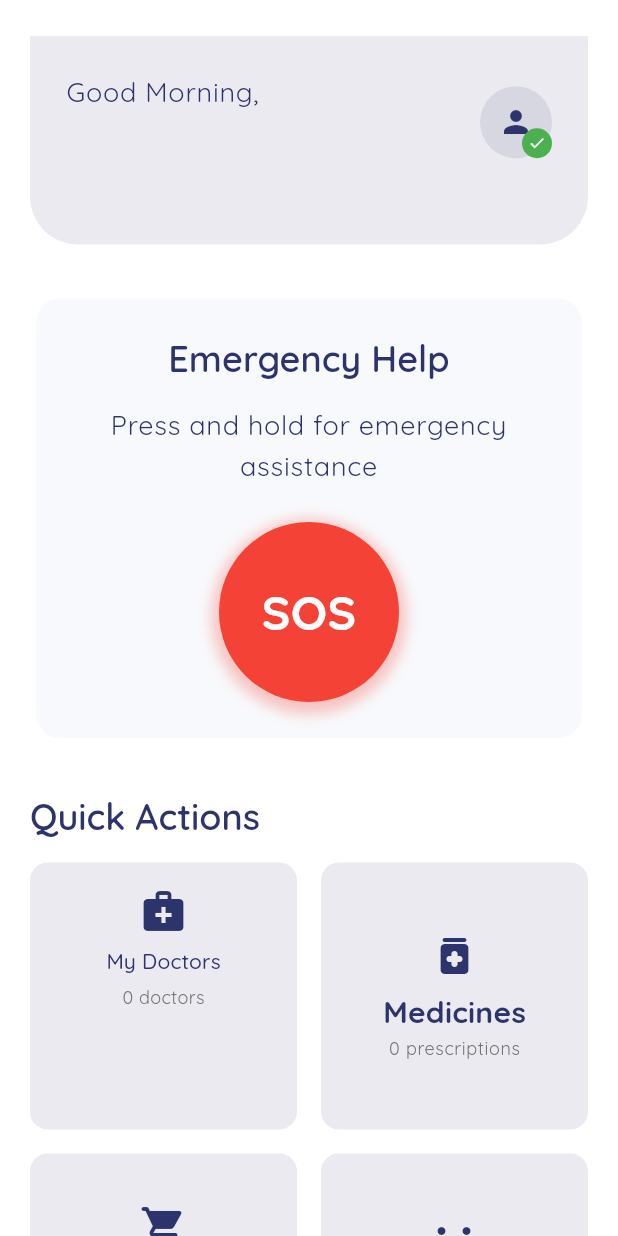
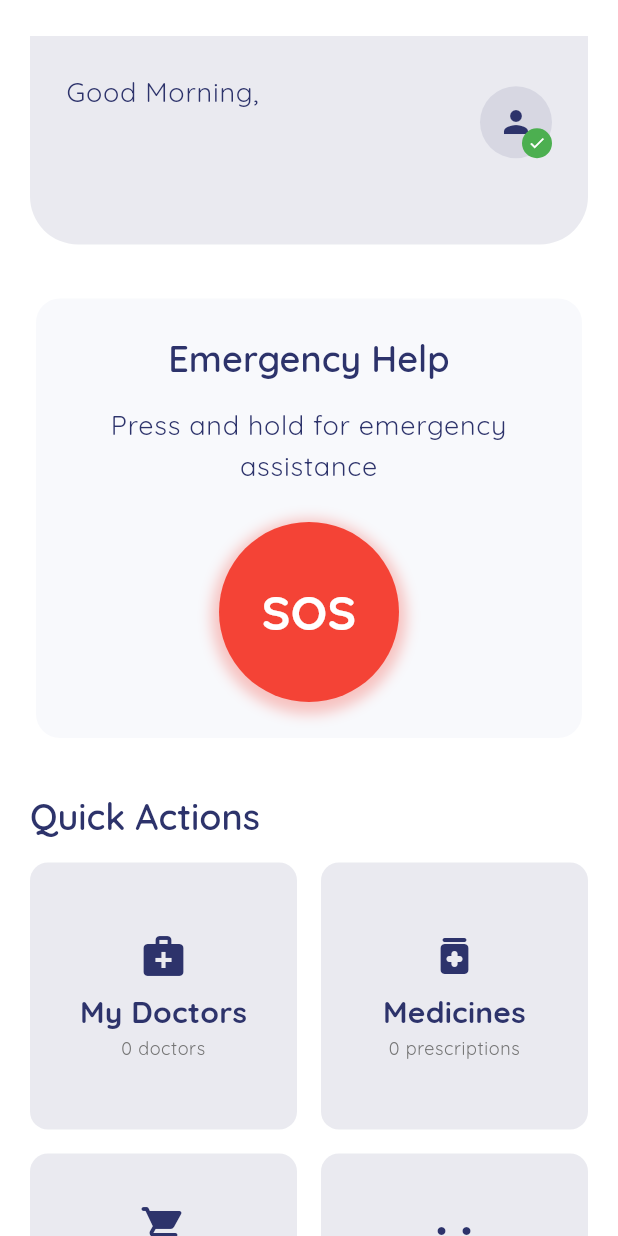
Before and after one commit to kichuman28/Wise-Care, a Flutter app: the HomeScreen screen opened directly, on a phone screen of 412 x 824 dp. Run offline on Flutter 3.47's test engine with Material 3 defaults, Android fonts, the phone set to English and light mode, and no system bars; our stand-ins replace battery_plus, cloud_firestore, connectivity_plus, device_info_plus, file_picker, firebase_auth and 7 more; missing offline and left inert: cloudinary_public, health; accounts and stored records are empty; network calls fail.

Commit message:
Refactor Quick Action Buttons with Reusable QuickActionButton Widget

```diff
--- a/lib/ui/widgets/doctor_quick_action_button.dart
+++ b/lib/ui/widgets/doctor_quick_action_button.dart
@@ -6,6 +6,7 @@ import '../../core/providers/auth_provider.dart';
 import '../../core/models/booking_model.dart';
 import '../../core/models/doctor_model.dart';
 import '../screens/doctor_details_screen.dart';
+import 'quick_action_button.dart';
 
 class DoctorQuickActionButton extends StatefulWidget {
   const DoctorQuickActionButton({super.key});
@@ -268,60 +269,19 @@ class _DoctorQuickActionButtonState extends State<DoctorQuickActionButton> {
 
   @override
   Widget build(BuildContext context) {
-    return Material(
-      color: Colors.transparent,
-      child: InkWell(
-        onTap: () => _showDoctorsList(context),
-        borderRadius: BorderRadius.circular(12),
-        child: Container(
-          padding: const EdgeInsets.all(16),
-          decoration: BoxDecoration(
-            color: Theme.of(context).primaryColor.withOpacity(0.1),
-            borderRadius: BorderRadius.circular(12),
-          ),
-          child: Column(
-            mainAxisSize: MainAxisSize.min,
-            children: [
-              Icon(
-                Icons.medical_services,
-                color: Theme.of(context).primaryColor,
-                size: 32,
-              ),
-              const SizedBox(height: 8),
-              Text(
-                'My Doctors',
-                style: Theme.of(context).textTheme.titleSmall?.copyWith(
-                      fontWeight: FontWeight.w500,
-                    ),
-              ),
-              const SizedBox(height: 4),
-              Consumer<BookingProvider?>(
-                builder: (context, bookingProvider, _) {
-                  if (bookingProvider == null || bookingProvider.isLoading) {
-                    return Text(
-                      '...',
-                      style: TextStyle(
-                        color: Colors.grey[600],
-                        fontSize: 12,
-                      ),
-                    );
-                  }
+    return Consumer<BookingProvider?>(
+      builder: (context, bookingProvider, _) {
+        final isLoading = bookingProvider == null || bookingProvider.isLoading;
+        final uniqueDoctors = isLoading ? 0 : bookingProvider.bookings.map((b) => b.doctorId).toSet().length;
 
-                  final uniqueDoctors = bookingProvider.bookings.map((b) => b.doctorId).toSet().length;
-
-                  return Text(
-                    '$uniqueDoctors doctors',
-                    style: TextStyle(
-                      color: Colors.grey[600],
-                      fontSize: 12,
-                    ),
-                  );
-                },
-              ),
-            ],
-          ),
-        ),
-      ),
+        return QuickActionButton(
+          title: 'My Doctors',
+          subtitle: '$uniqueDoctors doctors',
+          icon: Icons.medical_services,
+          onTap: () => _showDoctorsList(context),
+          isLoading: isLoading,
+        );
+      },
     );
   }
 }
--- a/lib/ui/widgets/medicine_quick_action_button.dart
+++ b/lib/ui/widgets/medicine_quick_action_button.dart
@@ -4,6 +4,7 @@ import 'package:intl/intl.dart';
 import '../../core/models/prescription_model.dart';
 import '../../core/providers/prescription_provider.dart';
 import '../../core/providers/auth_provider.dart';
+import 'quick_action_button.dart';
 
 class MedicineQuickActionButton extends StatelessWidget {
   const MedicineQuickActionButton({Key? key}) : super(key: key);
@@ -319,53 +320,19 @@ class MedicineQuickActionButton extends StatelessWidget {
 
   @override
   Widget build(BuildContext context) {
-    return Material(
-      color: Colors.transparent,
-      child: InkWell(
-        onTap: () => _showPrescriptionsList(context),
-        borderRadius: BorderRadius.circular(12),
-        child: Container(
-          padding: const EdgeInsets.all(16),
-          decoration: BoxDecoration(
-            color: Theme.of(context).primaryColor.withOpacity(0.1),
-            borderRadius: BorderRadius.circular(12),
-          ),
-          child: Column(
-            mainAxisAlignment: MainAxisAlignment.center,
-            children: [
-              Icon(
-                Icons.medication_rounded,
-                size: 32,
-                color: Theme.of(context).primaryColor,
-              ),
-              const SizedBox(height: 8),
-              Text(
-                'Medicines',
-                style: Theme.of(context).textTheme.titleMedium?.copyWith(
-                      fontWeight: FontWeight.bold,
-                    ),
-              ),
-              const SizedBox(height: 4),
-              Consumer<PrescriptionProvider?>(
-                builder: (context, provider, child) {
-                  if (provider == null || provider.isLoading) {
-                    return const SizedBox(
-                      height: 2,
-                      child: LinearProgressIndicator(),
-                    );
-                  }
-                  return Text(
-                    '${provider.prescriptions.length} prescriptions',
-                    style: Theme.of(context).textTheme.bodySmall?.copyWith(
-                          color: Colors.grey[600],
-                        ),
-                  );
-                },
-              ),
-            ],
-          ),
-        ),
-      ),
+    return Consumer<PrescriptionProvider?>(
+      builder: (context, provider, child) {
+        final isLoading = provider == null || provider.isLoading;
+        final prescriptionCount = isLoading ? 0 : provider.prescriptions.length;
+
+        return QuickActionButton(
+          title: 'Medicines',
+          subtitle: '$prescriptionCount prescriptions',
+          icon: Icons.medication_rounded,
+          onTap: () => _showPrescriptionsList(context),
+          isLoading: isLoading,
+        );
+      },
     );
   }
 }
--- a/lib/ui/widgets/order_medicine_quick_action_button.dart
+++ b/lib/ui/widgets/order_medicine_quick_action_button.dart
@@ -6,6 +6,7 @@ import '../../core/providers/order_provider.dart';
 import '../../core/models/prescription_model.dart';
 import '../../core/models/order_model.dart';
 import 'package:intl/intl.dart';
+import 'quick_action_button.dart';
 
 class OrderMedicineQuickActionButton extends StatefulWidget {
   const OrderMedicineQuickActionButton({Key? key}) : super(key: key);
@@ -647,57 +648,24 @@ class _OrderMedicineQuickActionButtonState extends State<OrderMedicineQuickActio
 
   @override
   Widget build(BuildContext context) {
-    return Material(
-      color: Colors.transparent,
-      child: InkWell(
-        onTap: () => _showOrderMedicinesList(context),
-        borderRadius: BorderRadius.circular(12),
-        child: Container(
-          padding: const EdgeInsets.all(16),
-          decoration: BoxDecoration(
-            color: Theme.of(context).primaryColor.withOpacity(0.1),
-            borderRadius: BorderRadius.circular(12),
-          ),
-          child: Column(
-            mainAxisAlignment: MainAxisAlignment.center,
-            children: [
-              Icon(
-                Icons.shopping_cart_rounded,
-                size: 32,
-                color: Theme.of(context).primaryColor,
-              ),
-              const SizedBox(height: 8),
-              Text(
-                'Order Medicines',
-                style: Theme.of(context).textTheme.titleMedium?.copyWith(
-                      fontWeight: FontWeight.bold,
-                    ),
-              ),
-              const SizedBox(height: 4),
-              Consumer<PrescriptionProvider?>(
+    return Consumer<PrescriptionProvider?>(
       builder: (context, provider, child) {
-                  if (provider == null || provider.isLoading) {
-                    return const SizedBox(
-                      height: 2,
-                      child: LinearProgressIndicator(),
-                    );
-                  }
-                  final activePrescriptions = provider.prescriptions.where((prescription) {
+        final isLoading = provider == null || provider.isLoading;
+        final activePrescriptions = isLoading
+            ? 0
+            : provider.prescriptions.where((prescription) {
                 final thirtyDaysAgo = DateTime.now().subtract(const Duration(days: 30));
                 return prescription.createdAt.isAfter(thirtyDaysAgo);
               }).length;
-                  return Text(
-                    '$activePrescriptions active prescriptions',
-                    style: Theme.of(context).textTheme.bodySmall?.copyWith(
-                          color: Colors.grey[600],
-                        ),
+
+        return QuickActionButton(
+          title: 'Order\nMedicines',
+          subtitle: '$activePrescriptions active prescriptions',
+          icon: Icons.shopping_cart_rounded,
+          onTap: () => _showOrderMedicinesList(context),
+          isLoading: isLoading,
         );
       },
-              ),
-            ],
-          ),
-        ),
-      ),
     );
   }
 }
--- /dev/null
+++ b/lib/ui/widgets/quick_action_button.dart
@@ -0,0 +1,68 @@
+import 'package:flutter/material.dart';
+
+class QuickActionButton extends StatelessWidget {
+  final String title;
+  final String subtitle;
+  final IconData icon;
+  final VoidCallback onTap;
+  final bool isLoading;
+
+  const QuickActionButton({
+    super.key,
+    required this.title,
+    required this.subtitle,
+    required this.icon,
+    required this.onTap,
+    this.isLoading = false,
+  });
+
+  @override
+  Widget build(BuildContext context) {
+    return Material(
+      color: Colors.transparent,
+      child: InkWell(
+        onTap: onTap,
+        borderRadius: BorderRadius.circular(12),
+        child: Container(
+          padding: const EdgeInsets.all(16),
+          decoration: BoxDecoration(
+            color: Theme.of(context).primaryColor.withOpacity(0.1),
+            borderRadius: BorderRadius.circular(12),
+          ),
+          child: Column(
+            mainAxisAlignment: MainAxisAlignment.center,
+            children: [
+              Icon(
+                icon,
+                size: 32,
+                color: Theme.of(context).primaryColor,
+              ),
+              const SizedBox(height: 8),
+              Text(
+                title,
+                style: Theme.of(context).textTheme.titleMedium?.copyWith(
+                      fontWeight: FontWeight.bold,
+                    ),
+                textAlign: TextAlign.center,
+              ),
+              const SizedBox(height: 4),
+              if (isLoading)
+                const SizedBox(
+                  height: 2,
+                  child: LinearProgressIndicator(),
+                )
+              else
+                Text(
+                  subtitle,
+                  style: Theme.of(context).textTheme.bodySmall?.copyWith(
+                        color: Colors.grey[600],
+                      ),
+                  textAlign: TextAlign.center,
+                ),
+            ],
+          ),
+        ),
+      ),
+    );
+  }
+}
```
Lines whose indentation alone changed are shown as unchanged.
